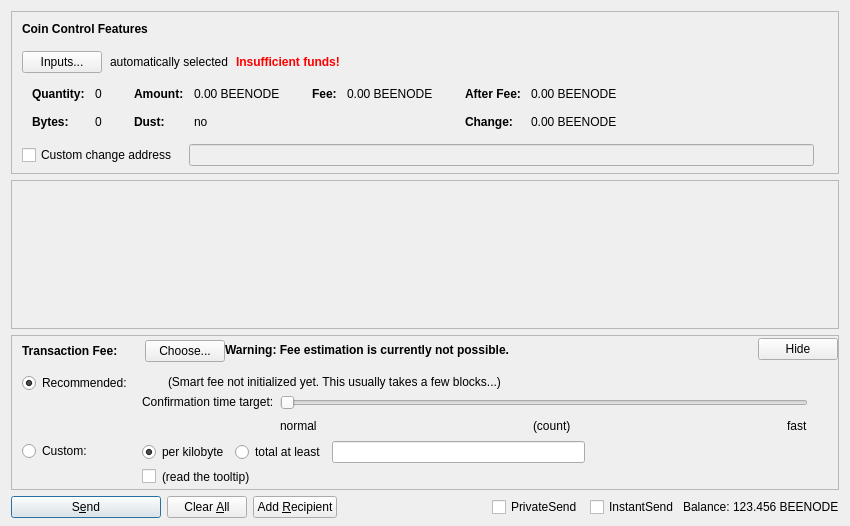
First picture: the form in src/qt/forms/sendcoinsdialog.ui, repository bee-group/beenode, before the edit.
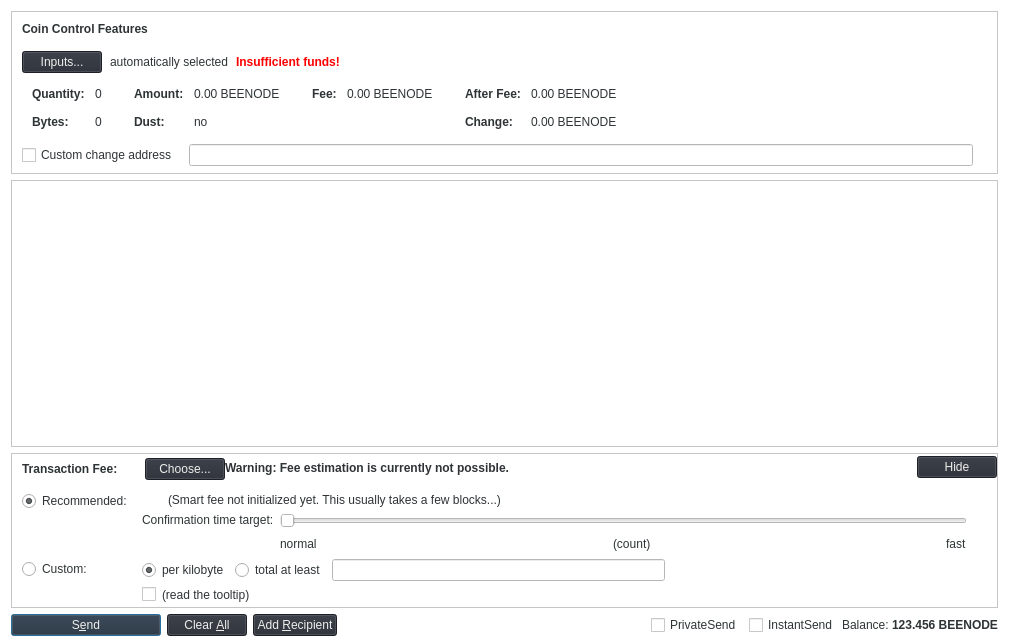
Second picture: the form after the edit. Custom widgets are drawn as their Qt base class.

Diff of the .ui file:
```diff
--- a/src/qt/forms/sendcoinsdialog.ui
+++ b/src/qt/forms/sendcoinsdialog.ui
@@ -6,13 +6,17 @@
    <rect>
     <x>0</x>
     <y>0</y>
-    <width>850</width>
-    <height>526</height>
+    <width>1009</width>
+    <height>644</height>
    </rect>
   </property>
   <property name="windowTitle">
    <string>Send Coins</string>
   </property>
+  <property name="styleSheet">
+   <string notr="true">color: rgb(46, 52, 54);
+background-color: rgb(255, 255, 255);</string>
+  </property>
   <layout class="QVBoxLayout" name="verticalLayout" stretch="0,1,0,0">
    <property name="bottomMargin">
     <number>8</number>
@@ -104,7 +108,8 @@
           <item>
            <widget class="QPushButton" name="pushButtonCoinControl">
             <property name="styleSheet">
-             <string notr="true"/>
+             <string notr="true">background-color: rgb(39, 43, 52);
+color: rgb(238, 238, 236);</string>
             </property>
             <property name="text">
              <string>Inputs...</string>
@@ -587,8 +592,8 @@
        <rect>
         <x>0</x>
         <y>0</y>
-        <width>830</width>
-        <height>104</height>
+        <width>989</width>
+        <height>185</height>
        </rect>
       </property>
       <layout class="QVBoxLayout" name="verticalLayout_2" stretch="0,1">
@@ -737,6 +742,10 @@
               </item>
               <item>
                <widget class="QPushButton" name="buttonChooseFee">
+                <property name="styleSheet">
+                 <string notr="true">background-color: rgb(39, 43, 52);
+color: rgb(238, 238, 236);</string>
+                </property>
                 <property name="text">
                  <string>Choose...</string>
                 </property>
@@ -799,6 +808,10 @@
             <property name="toolTip">
              <string>collapse fee-settings</string>
             </property>
+            <property name="styleSheet">
+             <string notr="true">background-color: rgb(39, 43, 52);
+color: rgb(238, 238, 236);</string>
+            </property>
             <property name="text">
              <string>Hide</string>
             </property>
@@ -1214,6 +1227,10 @@
        <property name="toolTip">
         <string>Confirm the send action</string>
        </property>
+       <property name="styleSheet">
+        <string notr="true">background-color: rgb(39, 43, 52);
+color: rgb(238, 238, 236);</string>
+       </property>
        <property name="text">
         <string>S&amp;end</string>
        </property>
@@ -1236,6 +1253,10 @@
        <property name="toolTip">
         <string>Clear all fields of the form.</string>
        </property>
+       <property name="styleSheet">
+        <string notr="true">background-color: rgb(39, 43, 52);
+color: rgb(238, 238, 236);</string>
+       </property>
        <property name="text">
         <string>Clear &amp;All</string>
        </property>
@@ -1249,6 +1270,10 @@
        <property name="toolTip">
         <string>Send to multiple recipients at once</string>
        </property>
+       <property name="styleSheet">
+        <string notr="true">background-color: rgb(39, 43, 52);
+color: rgb(238, 238, 236);</string>
+       </property>
        <property name="text">
         <string>Add &amp;Recipient</string>
        </property>
@@ -1322,6 +1347,12 @@
            <verstretch>0</verstretch>
           </sizepolicy>
          </property>
+         <property name="font">
+          <font>
+           <weight>75</weight>
+           <bold>true</bold>
+          </font>
+         </property>
          <property name="cursor">
           <cursorShape>IBeamCursor</cursorShape>
          </property>
```
Left out of the diff: 12 changed lines with no effect on the pictures.
